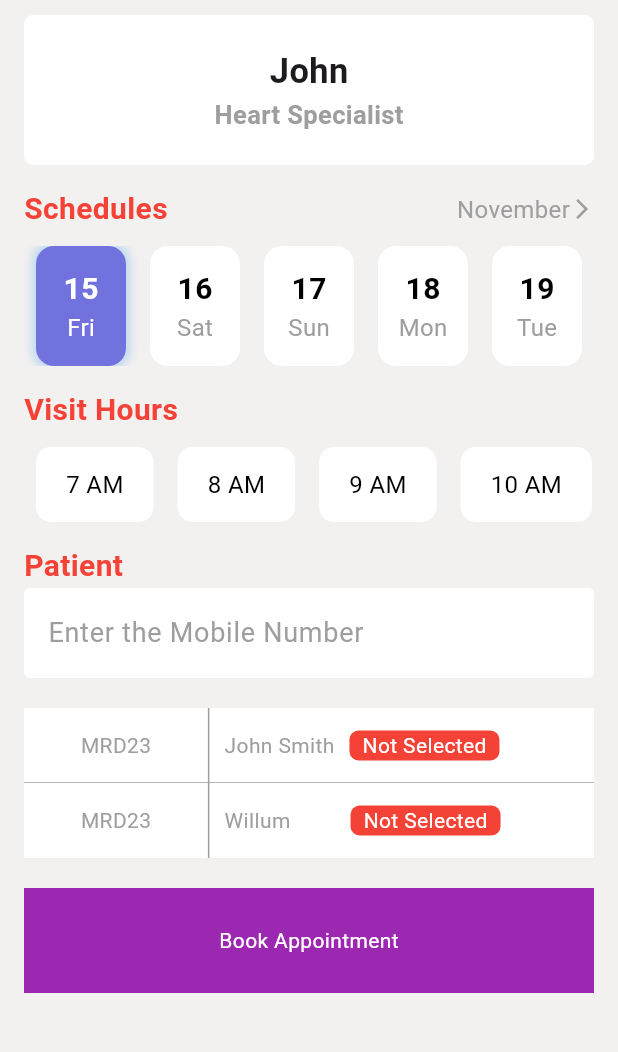
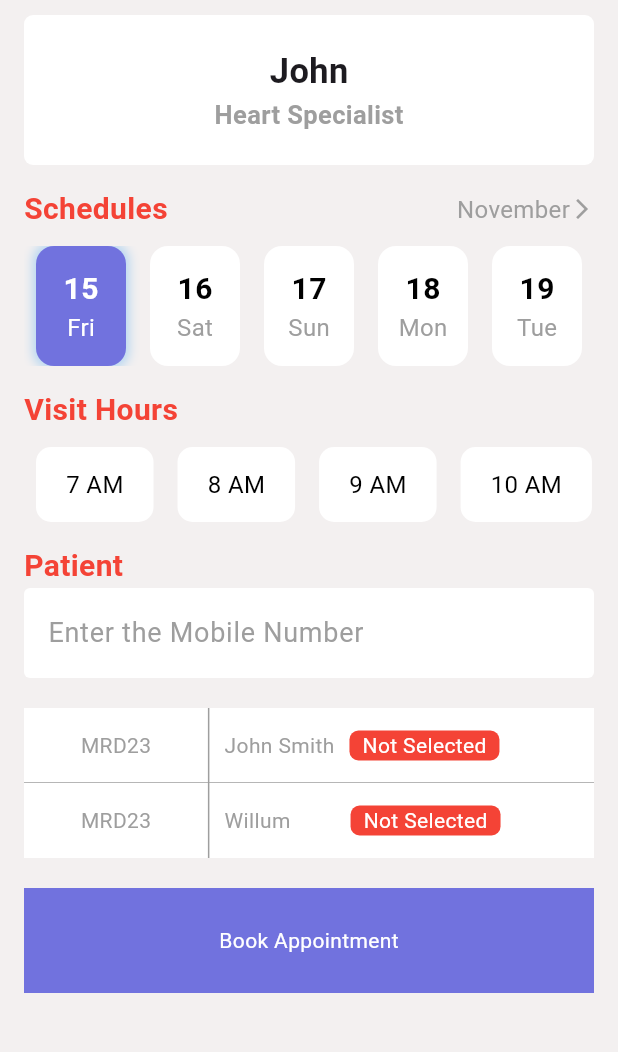
Before and after one commit to siddharth-raja/bs_tech, a Flutter app: the Bottomnavigation screen opened directly, item 2 of the bottom bar chosen, after a tap on "Book Appointment", on a phone screen of 412 x 824 dp, the part 105-1157 px from its top. Run offline on Flutter 3.47's test engine with Material 3 defaults, Android fonts, the phone set to English and light mode, and no system bars; our stand-ins replace salomon_bottom_bar.

Commit message:
task completed

```diff
--- a/lib/views/bottomnavigation/bottomnavigation.dart
+++ b/lib/views/bottomnavigation/bottomnavigation.dart
@@ -35,8 +35,13 @@ class BottomnavigationState extends State<Bottomnavigation> {
   Widget build(BuildContext context) {
     return Scaffold(
         backgroundColor: const Color.fromARGB(255, 243, 240, 240),
-        body: Center(
-          child: _widgetOptions.elementAt(_currentIndex),
+        body: PopScope(
+          canPop: false,
+          child: SafeArea(
+            child: Center(
+              child: _widgetOptions.elementAt(_currentIndex),
+            ),
+          ),
         ),
         bottomNavigationBar: SalomonBottomBar(
           backgroundColor: Colors.white,
--- a/lib/views/bottomnavigation/doctor/appointment.dart
+++ b/lib/views/bottomnavigation/doctor/appointment.dart
@@ -15,16 +15,13 @@ class Appointment extends StatefulWidget {
 class _AppointmentState extends State<Appointment> {
   String formtime = "";
   TextEditingController mobileNumber = TextEditingController();
-  bool isValidPhoneNumber(String phone) {
-    final RegExp phoneRegex = RegExp(r'^[6-9]\d{9}$');
-    return phoneRegex.hasMatch(phone);
-  }
   @override
   Widget build(BuildContext context) {
     final size = MediaQuery.of(context).size;
     return Scaffold(
       backgroundColor: const Color.fromARGB(255, 243, 240, 240),
-      body: Column(
+      body: SafeArea(
+        child: Column(
           children: [
             Container(
               height: 70,
@@ -103,14 +100,6 @@ class _AppointmentState extends State<Appointment> {
                     width: MediaQuery.of(context).size.width,
                     child: TextFormField(
                       keyboardType: TextInputType.phone,
-                    validator: (value) {
-                      if (value == null || value.isEmpty) {
-                        return 'Please enter your phone number';
-                      } else if (!isValidPhoneNumber(value)) {
-                        return 'Please enter a valid 10-digit phone number';
-                      }
-                      return null;
-                    },
                       controller: mobileNumber,
                       maxLines: null,
                       expands: true,
@@ -194,6 +183,8 @@ class _AppointmentState extends State<Appointment> {
                         ScaffoldMessenger.of(context).showSnackBar(const SnackBar(content: Center(child: Text('Time not selected')), behavior: SnackBarBehavior.floating, duration: Duration(seconds: 2),));
                       } else if(mobileNumber.text.isEmpty) {
                         ScaffoldMessenger.of(context).showSnackBar(const SnackBar(content: Center(child: Text('Please Enter Mobile Number')), behavior: SnackBarBehavior.floating, duration: Duration(seconds: 2),));
+                      } else if(mobileNumber.text.length != 10) {
+                        ScaffoldMessenger.of(context).showSnackBar(const SnackBar(content: Center(child: Text('Please Enter Valid Mobile Number')), behavior: SnackBarBehavior.floating, duration: Duration(seconds: 2),));
                       } else {
                         Navigator.pushReplacement(context, MaterialPageRoute(builder: (_) => const Bottomnavigation(index: 0,)));
                       }
@@ -202,7 +193,7 @@ class _AppointmentState extends State<Appointment> {
                       height: 70,
                       width: size.width,
                       decoration: const BoxDecoration(
-                      color: Colors.purple
+                        color: Color.fromRGBO(113, 114, 222, 1)
                       ),
                       child: const Center(
                         child: Text('Book Appointment', style: TextStyle(color: Colors.white),)
@@ -213,6 +204,7 @@ class _AppointmentState extends State<Appointment> {
               ),
             )
           ],
+        ),
       ),
     );
   }
--- a/lib/views/bottomnavigation/doctor/doctor.dart
+++ b/lib/views/bottomnavigation/doctor/doctor.dart
@@ -114,6 +114,9 @@ class _DoctorlistState extends State<Doctorlist> {
               ? const Center(child: Text('No doctors available'))
               : Padding(
                   padding: const EdgeInsets.only(left: 16, right: 16),
+                  child: MediaQuery.removePadding(
+                    context: context,
+                    removeTop: true,
                     child: ListView.builder(
                       itemCount: filteredDoctors.length,
                       itemBuilder: (context, index) {
@@ -148,7 +151,7 @@ class _DoctorlistState extends State<Doctorlist> {
                                             height: 30,
                                             width: 130,
                                             decoration: BoxDecoration(
-                                            color: Colors.red,
+                                              color: const Color.fromARGB(255, 205, 84, 75),
                                               borderRadius: BorderRadius.circular(6),
                                             ),
                                             child: const Center(
@@ -174,7 +177,7 @@ class _DoctorlistState extends State<Doctorlist> {
                                           height: 30,
                                           width: 130,
                                           decoration: BoxDecoration(
-                                          color: Colors.yellow,
+                                            color: const Color.fromARGB(255, 218, 207, 104),
                                             borderRadius: BorderRadius.circular(6),
                                           ),
                                           child: Center(
@@ -197,6 +200,7 @@ class _DoctorlistState extends State<Doctorlist> {
                     ),
                   ),
                 ),
+        ),
       ],
     );
   }
--- a/lib/views/bottomnavigation/home/dashboard.dart
+++ b/lib/views/bottomnavigation/home/dashboard.dart
@@ -11,7 +11,8 @@ class Dashboard extends StatelessWidget {
     final size = MediaQuery.of(context).size;
     return Scaffold(
       backgroundColor: const Color.fromARGB(255, 243, 240, 240),
-      body: Column(
+      body: SafeArea(
+        child: Column(
           crossAxisAlignment: CrossAxisAlignment.start,
           children: [
             Container(
@@ -83,12 +84,12 @@ class Dashboard extends StatelessWidget {
                       CustomButton(
                         icon: Icon(Icons.local_hospital, size: 50,),
                         text: "General",
-                      color: Colors.yellow
+                        color: Color.fromARGB(255, 218, 207, 104),
                       ),
                       CustomButton(
                         icon: Icon(Icons.medical_information, size: 50,),
                         text: "ENT",
-                      color: Colors.blueAccent
+                        color: Color.fromARGB(255, 80, 121, 192)
                       ),
                       CustomButton(
                         icon: Icon(Icons.earbuds, size: 50,),
@@ -141,6 +142,9 @@ class Dashboard extends StatelessWidget {
 
                   return Padding(
                     padding: const EdgeInsets.only(left: 16, right: 16),
+                    child: MediaQuery.removePadding(
+                      context: context,
+                      removeTop: true,
                       child: ListView.builder(
                         itemCount: 5,
                         itemBuilder: (context, index) {
@@ -167,7 +171,7 @@ class Dashboard extends StatelessWidget {
                                             height: 30,
                                             width: 100,
                                             decoration: BoxDecoration(
-                                          color: Colors.yellow,
+                                              color: const Color.fromARGB(255, 218, 207, 104),
                                               borderRadius: BorderRadius.circular(6)
                                             ),
                                             child: Center(child: Text(doctor.timing, style: const TextStyle(color: Colors.white, fontWeight: FontWeight.w700),)),
@@ -185,11 +189,13 @@ class Dashboard extends StatelessWidget {
                           );
                         },
                       ),
+                    ),
                   );
                 },
               ),
             ),
           ],
+        ),
       ),
     );
   }
```
Also changed, not shown: lib/views/signinpage.dart (+13 -5 lines), lib/views/startpage.dart (+6 -3 lines). Lines whose indentation alone changed are shown as unchanged.
